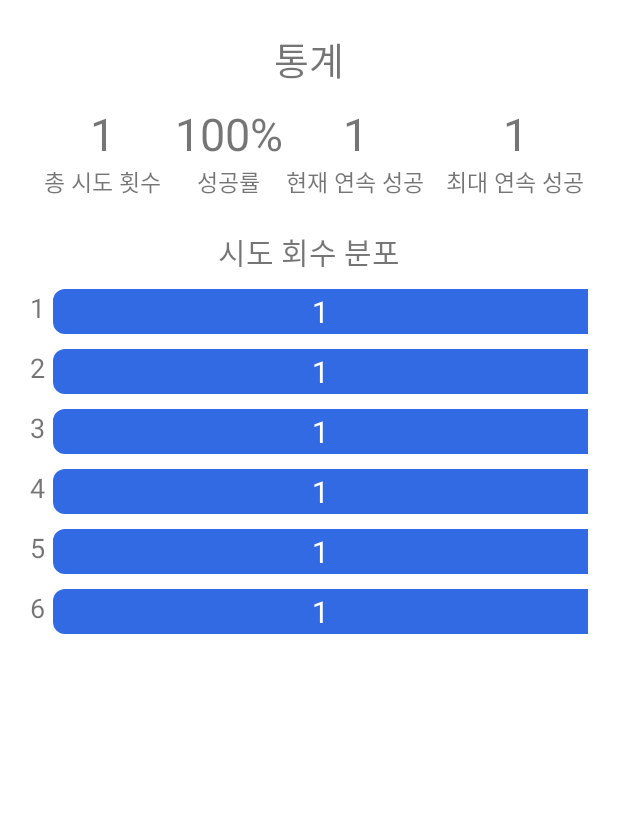
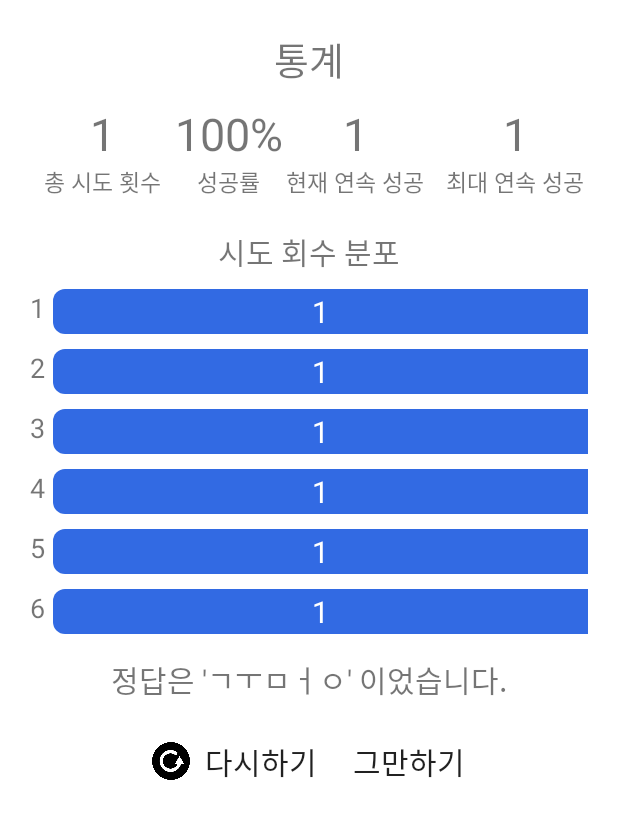
Before and after one commit to nagosoo/WORDLE, an Android app: the layout dialog_statistics.xml on its own in the app's theme, with its tools: preview values and no code run, on a phone screen of 412 x 824 dp. Shown: the top 819 px of the screen. Run offline under Robolectric (Android 15) with nearby library versions, the phone set to English and light mode, and no system bars.

Commit message:
통계 다이어로그 완료

```diff
--- /dev/null
+++ b/app/src/main/res/drawable/drawable_replay.xml
@@ -0,0 +1,10 @@
+<?xml version="1.0" encoding="utf-8"?>
+<layer-list xmlns:android="http://schemas.android.com/apk/res/android" >
+
+    <item
+        android:drawable="@drawable/ic_replay"
+        android:width="25dp"
+        android:height="25dp"
+        />
+
+</layer-list >
--- a/app/src/main/res/layout/dialog_statistics.xml
+++ b/app/src/main/res/layout/dialog_statistics.xml
@@ -1,5 +1,6 @@
 <?xml version="1.0" encoding="utf-8"?>
 <androidx.appcompat.widget.LinearLayoutCompat xmlns:android="http://schemas.android.com/apk/res/android"
+    xmlns:app="http://schemas.android.com/apk/res-auto"
     xmlns:tools="http://schemas.android.com/tools"
     android:layout_width="match_parent"
     android:layout_height="wrap_content"
@@ -79,6 +80,7 @@
             android:orientation="vertical">
 
             <androidx.appcompat.widget.AppCompatTextView
+                android:id="@+id/tvCurrentSuccessive"
                 android:layout_width="wrap_content"
                 android:layout_height="wrap_content"
                 android:layout_gravity="center"
@@ -103,6 +105,7 @@
             android:orientation="vertical">
 
             <androidx.appcompat.widget.AppCompatTextView
+                android:id="@+id/tvMaxSuccessive"
                 android:layout_width="wrap_content"
                 android:layout_height="wrap_content"
                 android:layout_gravity="center"
@@ -344,5 +347,51 @@
 
     </androidx.appcompat.widget.LinearLayoutCompat>
 
+    <TextView
+        android:layout_gravity="center"
+        android:textSize="20sp"
+        android:layout_marginTop="15dp"
+        android:layout_width="wrap_content"
+        android:layout_height="wrap_content"
+        android:text="정답입니다!"
+        android:id="@+id/tvAnswer"
+        tools:text="정답은 'ㄱㅜㅁㅓㅇ' 이었습니다."/>
+
+    <androidx.appcompat.widget.LinearLayoutCompat
+        android:gravity="center"
+        android:layout_width="match_parent"
+        android:layout_height="wrap_content"
+        android:orientation="horizontal">
+
+    <androidx.appcompat.widget.AppCompatButton
+        android:id="@+id/buttonPositive"
+        android:layout_gravity="center"
+        android:drawablePadding="10dp"
+        android:layout_width="wrap_content"
+        android:layout_height="wrap_content"
+        android:layout_marginTop="10dp"
+        android:backgroundTint="@color/white"
+        android:drawableStart="@drawable/drawable_replay"
+        android:minWidth="0dp"
+        android:minHeight="0dp"
+        android:stateListAnimator="@null"
+        android:text="다시하기"
+        android:textSize="20sp" />
+
+    <androidx.appcompat.widget.AppCompatButton
+        android:id="@+id/buttonNegative"
+        android:layout_gravity="center"
+        android:drawablePadding="10dp"
+        android:layout_width="wrap_content"
+        android:layout_height="wrap_content"
+        android:layout_marginTop="10dp"
+        android:backgroundTint="@color/white"
+        android:minWidth="0dp"
+        android:minHeight="0dp"
+        android:stateListAnimator="@null"
+        android:text="그만하기"
+        android:textSize="20sp" />
+
+    </androidx.appcompat.widget.LinearLayoutCompat>
 
 </androidx.appcompat.widget.LinearLayoutCompat>
```
Also changed, not shown: app/src/main/java/com/example/wordle/DialogStatistics.kt (+44 -4 lines), app/src/main/java/com/example/wordle/Ext.kt (+0 -15 lines), app/src/main/java/com/example/wordle/MainActivity.kt (+42 -20 lines), app/src/main/res/drawable-hdpi/ic_replay.png (added), app/src/main/res/drawable-mdpi/ic_replay.png (added), app/src/main/res/drawable-xhdpi/ic_replay.png (added), app/src/main/res/drawable-xxhdpi/ic_replay.png (added), app/src/main/res/drawable-xxxhdpi/ic_replay.png (added).
